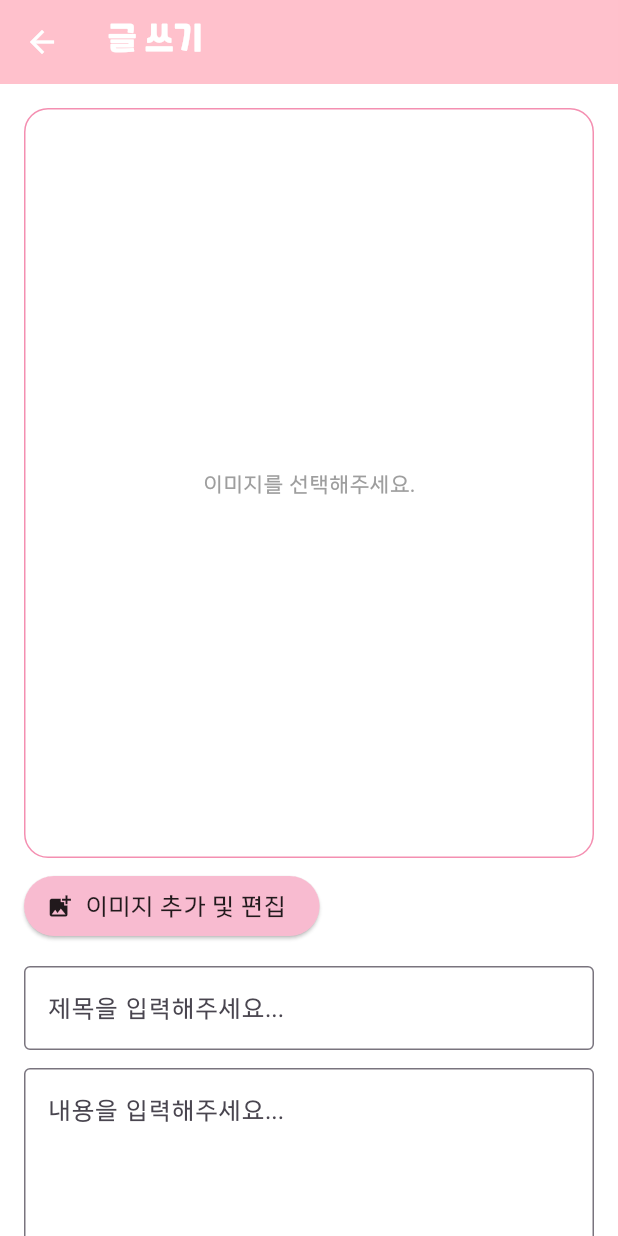
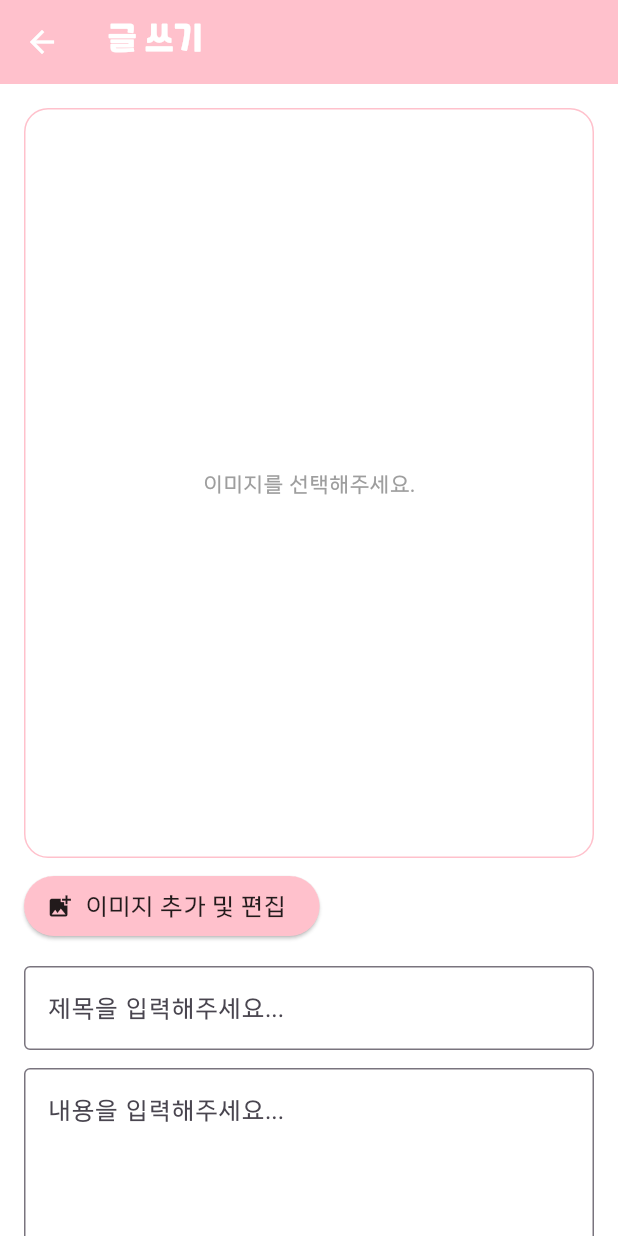
Before and after one commit to suikari/Wearly, a Flutter app: the WritePostPage screen opened directly, on a phone screen of 412 x 824 dp. Run offline on Flutter 3.47's test engine with Material 3 defaults, Android fonts, the phone set to English and light mode, and no system bars; our stand-ins replace app_links, cloud_firestore, file_picker, firebase_auth, firebase_core, firebase_storage and 12 more; missing offline and left inert: android_intent_plus, firebase_app_check, image_editor_plus, kakao_flutter_sdk_user, naver_login_sdk; accounts and stored records are empty; generated files the repository leaves out were written again.

```diff
--- a/lib/main/write_post_page.dart
+++ b/lib/main/write_post_page.dart
@@ -16,6 +16,8 @@ import 'package:shared_preferences/shared_preferences.dart';
 import 'package:uuid/uuid.dart';
 import 'dart:ui' as ui;
 import 'package:intl/intl.dart';
+
+import '../provider/custom_colors.dart';
 
 const String KMA_API_KEY = 'Wjb8zKkrrbUtY2pQXCNNv%2B5M2EqShPVq92B139bdclMwmJDylxQjPYUUF6cobHdRtf9Et%2Bq0MxDFn1Oh4tBLhg%3D%3D';
 class WritePostPage extends StatefulWidget {
@@ -39,16 +41,13 @@ class _WritePostPageState extends State<WritePostPage> {
   final int maxImageCount = 10;
   int currentPageIndex = 0;
   bool isLoadingTags = true;
-
   DateTime? selectedDT;
   int? selectedTemp;
-
   String? userId;
-
   DateTime now = DateTime.now();
   String? displayLocationName;
+  bool isSubmitting = false;
 
-  bool isSubmitting = false;
 
   @override
   void initState() {
@@ -334,8 +333,17 @@ class _WritePostPageState extends State<WritePostPage> {
     super.dispose();
   }
 
+
+
   @override
   Widget build(BuildContext context) {
+
+    final customColors = Theme.of(context).extension<CustomColors>();
+    Color mainColor = customColors?.mainColor ?? Theme.of(context).primaryColor;
+    Color subColor = customColors?.subColor ?? Colors.white;
+    Color pointColor = customColors?.pointColor ?? Colors.white;
+
+
     final dateTimeFormat = DateFormat('yyyy-MM-dd HH:mm');
     return Scaffold(
       appBar: AppBar(title: const Text('글 쓰기')),
@@ -349,7 +357,7 @@ class _WritePostPageState extends State<WritePostPage> {
             Container(
               height: 500,
               decoration: BoxDecoration(
-                border: Border.all(color: Colors.pink.shade200),
+                border: Border.all(color: mainColor),
                 borderRadius: BorderRadius.circular(16),
               ),
               child: selectedImages.isEmpty
@@ -401,7 +409,7 @@ class _WritePostPageState extends State<WritePostPage> {
                         margin: const EdgeInsets.symmetric(horizontal: 4),
                         decoration: BoxDecoration(
                           shape: BoxShape.circle,
-                          color: currentPageIndex == index ? Colors.pink : Colors.grey,
+                          color: currentPageIndex == index ? mainColor : Colors.grey,
                         ),
                       )),
                     ),
@@ -415,7 +423,7 @@ class _WritePostPageState extends State<WritePostPage> {
               icon: const Icon(Icons.add_photo_alternate),
               label: const Text('이미지 추가 및 편집'),
               style: ElevatedButton.styleFrom(
-                backgroundColor: Colors.pink.shade100,
+                backgroundColor: mainColor,
                 foregroundColor: Colors.black87,
               ),
             ),
@@ -424,7 +432,7 @@ class _WritePostPageState extends State<WritePostPage> {
               controller: titleController,
               decoration: InputDecoration(
                 hintText: '제목을 입력해주세요...',
-                border: OutlineInputBorder(borderSide: BorderSide(color: Colors.pink.shade200)),
+                border: OutlineInputBorder(borderSide: BorderSide(color: mainColor)),
               ),
             ),
             const SizedBox(height: 12),
@@ -433,7 +441,7 @@ class _WritePostPageState extends State<WritePostPage> {
               maxLines: 5,
               decoration: InputDecoration(
                 hintText: '내용을 입력해주세요...',
-                border: OutlineInputBorder(borderSide: BorderSide(color: Colors.pink.shade200)),
+                border: OutlineInputBorder(borderSide: BorderSide(color: mainColor)),
               ),
             ),
             const SizedBox(height: 20),
@@ -459,10 +467,10 @@ class _WritePostPageState extends State<WritePostPage> {
                             }
                           });
                         },
-                        selectedColor: Colors.pink.shade100,
+                        selectedColor: mainColor,
                         backgroundColor: Colors.grey.shade200,
                         shape: RoundedRectangleBorder(
-                          side: BorderSide(color: Colors.pink.shade200),
+                          side: BorderSide(color: mainColor),
                           borderRadius: BorderRadius.circular(16),
                         ),
                       ),
@@ -510,7 +518,7 @@ class _WritePostPageState extends State<WritePostPage> {
                         Switch(
                           value: isPublic,
                           onChanged: (val) => setState(() => isPublic = val),
-                          activeColor: Colors.pink,
+                          activeColor: mainColor,
                         ),
                       ]
                     ),
@@ -553,7 +561,7 @@ class _WritePostPageState extends State<WritePostPage> {
                     Navigator.pop(context);
                   },
                   style: OutlinedButton.styleFrom(
-                    foregroundColor: Colors.pink,
+                    foregroundColor: mainColor,
                     side: const BorderSide(color: Colors.pink),
                   ),
                   child: const Text('취소'),
```
Also changed, not shown: lib/main/search_result_page.dart (+46 -18 lines).
